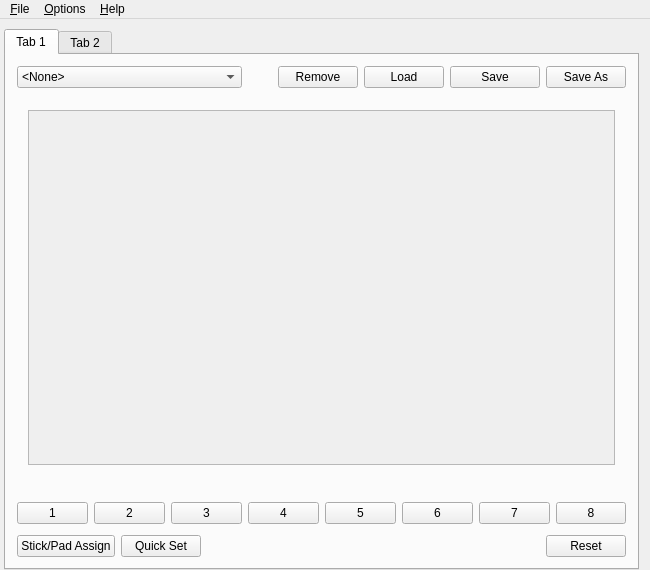
The window that src/mainwindow.ui (AntiMicroX/antimicrox) describes before a commit, drawn with Qt 5.
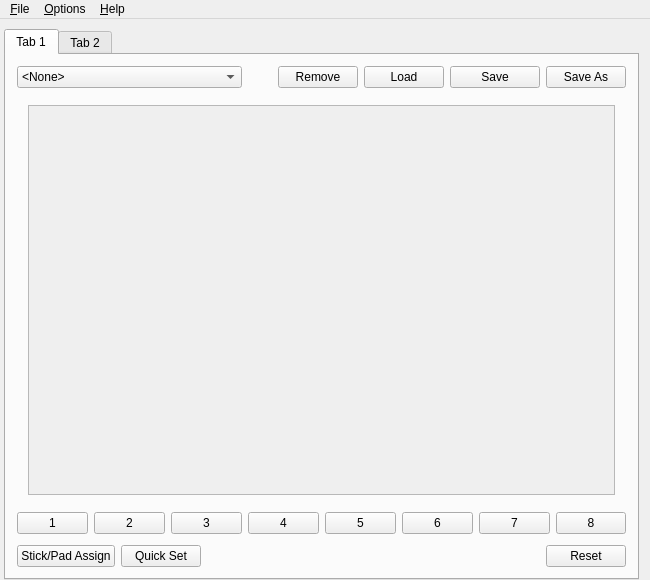
The same window after the commit. Icons and pictures are not drawn. Custom widgets are drawn as their Qt base class.

Commit message: Adjusted size of MainWindow. Took out some extra spacers.

What changed in the file:
```diff
--- a/src/mainwindow.ui
+++ b/src/mainwindow.ui
@@ -10,7 +10,7 @@
     <x>0</x>
     <y>0</y>
     <width>650</width>
-    <height>570</height>
+    <height>580</height>
    </rect>
   </property>
   <property name="minimumSize">
@@ -302,22 +302,6 @@
               </item>
              </layout>
             </item>
-            <item>
-             <spacer name="verticalSpacer_2">
-              <property name="orientation">
-               <enum>Qt::Vertical</enum>
-              </property>
-              <property name="sizeType">
-               <enum>QSizePolicy::Fixed</enum>
-              </property>
-              <property name="sizeHint" stdset="0">
-               <size>
-                <width>20</width>
-                <height>5</height>
-               </size>
-              </property>
-             </spacer>
-            </item>
             <item>
              <widget class="QStackedWidget" name="stackedWidget_2">
               <property name="sizePolicy">
@@ -342,7 +326,7 @@
                      <x>0</x>
                      <y>0</y>
                      <width>612</width>
-                     <height>353</height>
+                     <height>396</height>
                     </rect>
                    </property>
                    <property name="sizePolicy">
@@ -370,22 +354,6 @@
               <widget class="QWidget" name="page_8"/>
              </widget>
             </item>
-            <item>
-             <spacer name="verticalSpacer_3">
-              <property name="orientation">
-               <enum>Qt::Vertical</enum>
-              </property>
-              <property name="sizeType">
-               <enum>QSizePolicy::Fixed</enum>
-              </property>
-              <property name="sizeHint" stdset="0">
-               <size>
-                <width>20</width>
-                <height>20</height>
-               </size>
-              </property>
-             </spacer>
-            </item>
             <item>
              <layout class="QHBoxLayout" name="horizontalLayout_2">
               <item>
```
Left out of the diff: 6 changed lines with no effect on the pictures.
